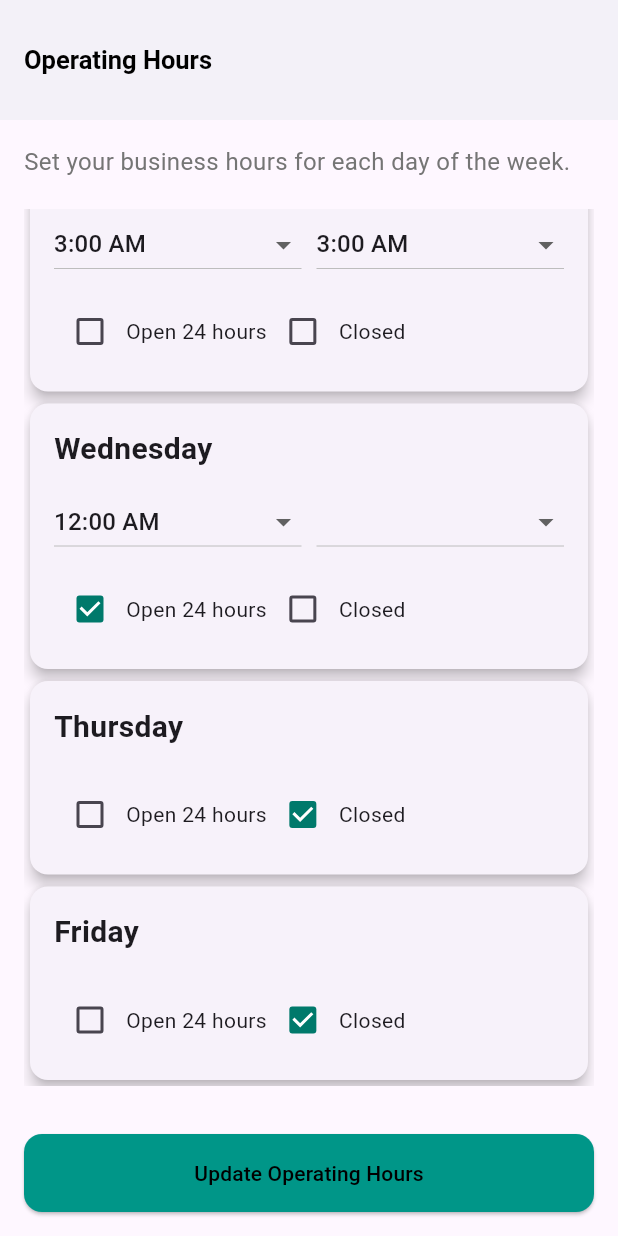
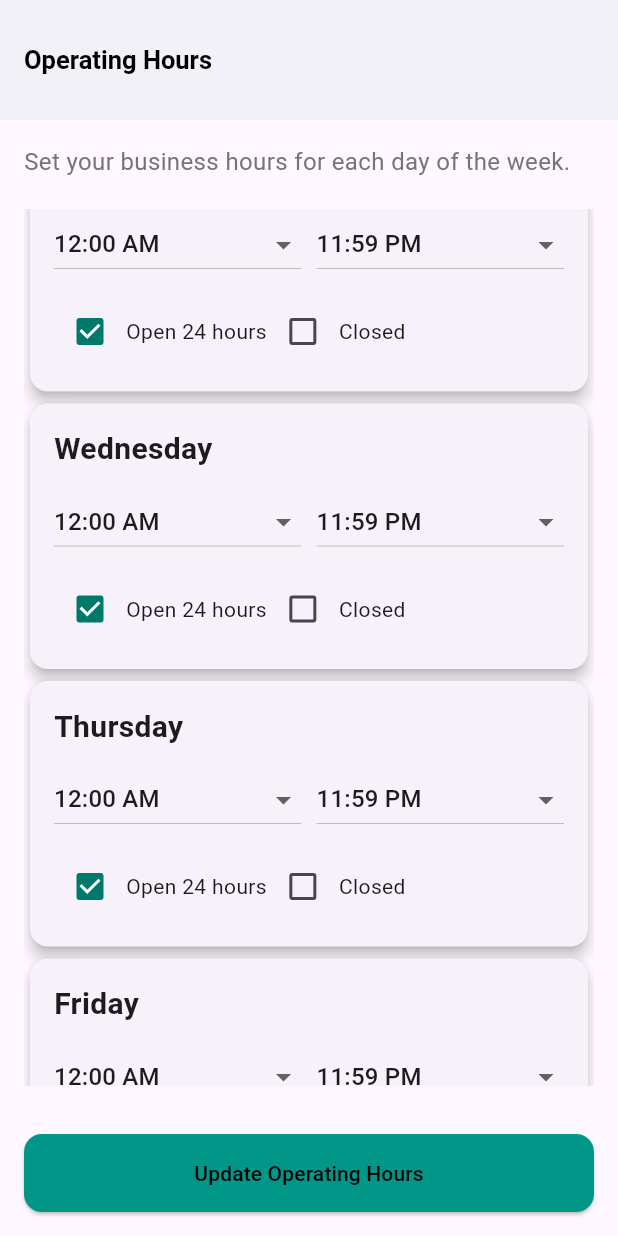
Before and after one commit to sandeepraju124/backend, a Flutter app: the OperatingHoursScreen screen opened directly, scrolled down 244 dp, on a phone screen of 412 x 824 dp. Run offline on Flutter 3.47's test engine with Material 3 defaults, Android fonts, the phone set to English and light mode, and no system bars; our stand-ins replace carousel_slider, dotted_border, firebase_auth, firebase_core, fl_chart, flare_flutter and 15 more; missing offline and left inert: google_maps_webservice, razorpay_flutter, time_range_picker; accounts and stored records are empty; network calls fail.

Commit message:
resolved operating hours error

```diff
--- a/lib/widgets/operating_hours_test.dart
+++ b/lib/widgets/operating_hours_test.dart
@@ -545,6 +545,8 @@ class OperatingHoursScreen extends StatelessWidget {
                     DayTimeSelector(day: 'Wednesday'),
                     DayTimeSelector(day: 'Thursday'),
                     DayTimeSelector(day: 'Friday'),
+                    DayTimeSelector(day: 'Saturday'),
+                    DayTimeSelector(day: 'Sunday'),
                   ],
                 ),
               ),
@@ -734,6 +736,7 @@ final List<String> _times = [
   '10:30 PM',
   '11:00 PM',
   '11:30 PM',
+  '11:59 PM'
 ];
 
 class HoursProvider with ChangeNotifier {
@@ -749,9 +752,9 @@ class HoursProvider with ChangeNotifier {
                 'closed': false
               },
               'Tuesday': {
-                'open': '3:00 AM',
-                'close': '3:00 AM',
-                'open24': false,
+                'open': '12:00 AM',
+                'close': '11:59 PM',
+                'open24': true,
                 'closed': false
               },
               'Wednesday': {
@@ -761,12 +764,24 @@ class HoursProvider with ChangeNotifier {
                 'closed': false
               },
               'Thursday': {
+                'open': '12:00 AM',
+                'close': '11:59 PM',
+                'open24': true,
+                'closed': false
+              },
+              'Friday': {
+                'open': '12:00 AM',
+                'close': '11:59 PM',
+                'open24': true,
+                'closed': false
+              },
+              'Saturday': {
                 'open': null,
                 'close': null,
                 'open24': false,
                 'closed': true
               },
-              'Friday': {
+              'Sunday': {
                 'open': null,
                 'close': null,
                 'open24': false,
```
Also changed, not shown: lib/models/services_model.dart (+24 -10 lines), lib/screens/home/firstpage.dart (+10 -3 lines).
